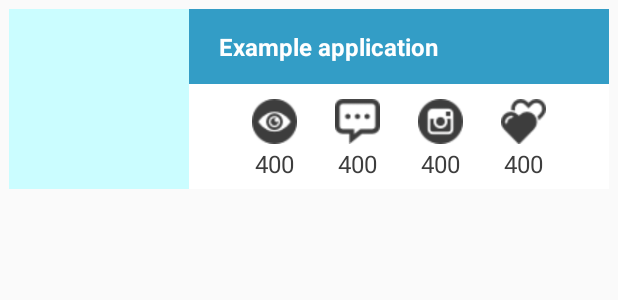
After one commit to hatem-Hadrich/Tipso, an Android app: the layout listview_tipso_item.xml on its own in the app's theme, with its tools: preview values and no code run, on a phone screen of 412 x 824 dp. The commit adds this screen. Shown: the top 300 px of the screen. Run offline under Robolectric (Android 15) with nearby library versions, the phone set to English and light mode, and no system bars.

Commit message:
version 6 - add two new layout for profile - add list view of tips - add many icons - add class adapter for list view tips - add new activity with layout (addTipso , activity_add_tipso.xml)

```diff
--- /dev/null
+++ b/app/src/main/res/layout/listview_tipso_item.xml
@@ -0,0 +1,157 @@
+<?xml version="1.0" encoding="utf-8"?>
+
+<RelativeLayout xmlns:android="http://schemas.android.com/apk/res/android"
+    android:layout_width="fill_parent"
+    android:layout_height="fill_parent"
+    android:padding="6dp">
+
+    <com.exemple.tipso.SquareImageView
+        android:id="@+id/picture"
+        android:layout_width="120dp"
+        android:layout_height="120dp"
+        android:layout_alignParentTop="true"
+        android:scaleType="centerCrop"
+        android:background="#ffcbfdff" />
+
+    <LinearLayout
+        android:id="@+id/test"
+        android:layout_width="fill_parent"
+        android:layout_height="70dp"
+        android:orientation="horizontal"
+        android:background="@android:color/white"
+        android:gravity="center_horizontal|center_vertical"
+        android:layout_toRightOf="@+id/picture"
+        android:layout_alignBottom="@+id/secondLine"
+        android:layout_alignParentRight="true"
+        android:layout_alignParentEnd="true">
+
+        <RelativeLayout
+            android:layout_width="wrap_content"
+            android:layout_height="50dp"
+            android:paddingLeft="10dp"
+            android:paddingRight="10dp"
+            android:gravity="center_vertical">
+
+            <ImageView
+                android:layout_width="30dp"
+                android:layout_height="30dp"
+                android:src="@drawable/icon_vue"
+                android:layout_alignParentTop="true" />
+
+            <TextView
+                android:id="@+id/vue"
+                android:layout_width="30dp"
+                android:layout_height="18dp"
+                android:text="400"
+                android:textSize="16sp"
+                android:textColor="#3d3d3d"
+                android:layout_alignParentBottom="true"
+                android:gravity="center_vertical|center_horizontal" />
+
+        </RelativeLayout>
+
+        <RelativeLayout
+            android:layout_width="wrap_content"
+            android:layout_height="50dp"
+            android:paddingLeft="15dp"
+            android:paddingRight="12dp"
+            android:layout_gravity="center_vertical">
+
+            <ImageView
+                android:layout_width="30dp"
+                android:layout_height="30dp"
+                android:src="@drawable/icon_comment"
+                android:layout_alignParentTop="true" />
+
+            <TextView
+                android:id="@+id/comment"
+                android:layout_width="30dp"
+                android:layout_height="18dp"
+                android:text="400"
+                android:textSize="16sp"
+                android:textColor="#3d3d3d"
+                android:layout_alignParentBottom="true"
+                android:gravity="center_vertical|center_horizontal" />
+
+        </RelativeLayout>
+
+        <RelativeLayout
+            android:layout_width="wrap_content"
+            android:layout_height="50dp"
+            android:paddingLeft="13dp"
+            android:paddingRight="15dp"
+            android:layout_gravity="center_vertical">
+
+            <ImageView
+                android:layout_width="30dp"
+                android:layout_height="30dp"
+                android:src="@drawable/icon_instagram"
+                android:layout_alignParentTop="true" />
+
+            <TextView
+                android:id="@+id/instagram"
+                android:layout_width="30dp"
+                android:layout_height="18dp"
+                android:text="400"
+                android:textSize="16sp"
+                android:textColor="#3d3d3d"
+                android:layout_alignParentBottom="true"
+                android:gravity="center_vertical|center_horizontal" />
+
+        </RelativeLayout>
+
+        <RelativeLayout
+            android:layout_width="wrap_content"
+            android:layout_height="50dp"
+            android:paddingLeft="10dp"
+            android:paddingRight="10dp"
+            android:layout_gravity="center_vertical">
+
+            <ImageView
+                android:layout_width="30dp"
+                android:layout_height="30dp"
+                android:src="@drawable/icon_like"
+                android:layout_alignParentTop="true" />
+
+            <TextView
+                android:id="@+id/like"
+                android:layout_width="30dp"
+                android:layout_height="18dp"
+                android:text="400"
+                android:textSize="16sp"
+                android:textColor="#3d3d3d"
+                android:layout_alignParentBottom="true"
+                android:gravity="center_vertical|center_horizontal" />
+
+        </RelativeLayout>
+
+    </LinearLayout>
+
+    <TextView
+        android:id="@+id/title"
+        android:layout_width="260dp"
+        android:layout_height="50dp"
+        android:layout_alignParentRight="true"
+        android:layout_alignParentTop="true"
+        android:layout_alignWithParentIfMissing="true"
+        android:layout_toRightOf="@id/picture"
+        android:text="Example application"
+        android:textSize="16sp"
+        android:textColor="@android:color/white"
+        android:background="#339DC6"
+        android:textStyle="bold"
+        android:gravity="center_vertical"
+        android:paddingLeft="20dp" />
+
+    <TextView
+        android:id="@+id/secondLine"
+        android:layout_width="fill_parent"
+        android:layout_height="70dip"
+        android:ellipsize="marquee"
+        android:singleLine="true"
+        android:textSize="12sp"
+        android:layout_alignBottom="@+id/picture"
+        android:layout_toRightOf="@+id/picture"
+        android:layout_toEndOf="@+id/picture" />
+
+</RelativeLayout>
--- a/app/src/main/res/values/strings.xml
+++ b/app/src/main/res/values/strings.xml
@@ -11,4 +11,5 @@
     <string name="text_search">Search</string>
     <string name="ListeCategorie">List of categorie</string>
     <string name="icon_home">icon home</string>
+    <string name="title_activity_addTipso">Add Tipso</string>
 </resources>
```
Also changed, not shown: app/src/main/AndroidManifest.xml (+8 -7 lines), app/src/main/java/com/exemple/tipso/Acceuil.java (+59 -0 lines), app/src/main/java/com/exemple/tipso/AddTipso.java (added, +26 -0 lines), app/src/main/java/com/exemple/tipso/ListViewAdapter.java (added, +78 -0 lines), app/src/main/res/layout/activity_acceuil.xml (+24 -16 lines), app/src/main/res/layout/activity_add_tipso.xml (added, +78 -0 lines), app/src/main/res/drawable/icon_comment.png (added), app/src/main/res/drawable/icon_home.png (deleted), app/src/main/res/drawable/icon_home_2.png (added), app/src/main/res/drawable/icon_instagram.png (added), app/src/main/res/drawable/icon_like.png (added), app/src/main/res/drawable/icon_profile.png (deleted), app/src/main/res/drawable/icon_profile_2.png (added), app/src/main/res/drawable/icon_settings.png (deleted), 2 more files.
